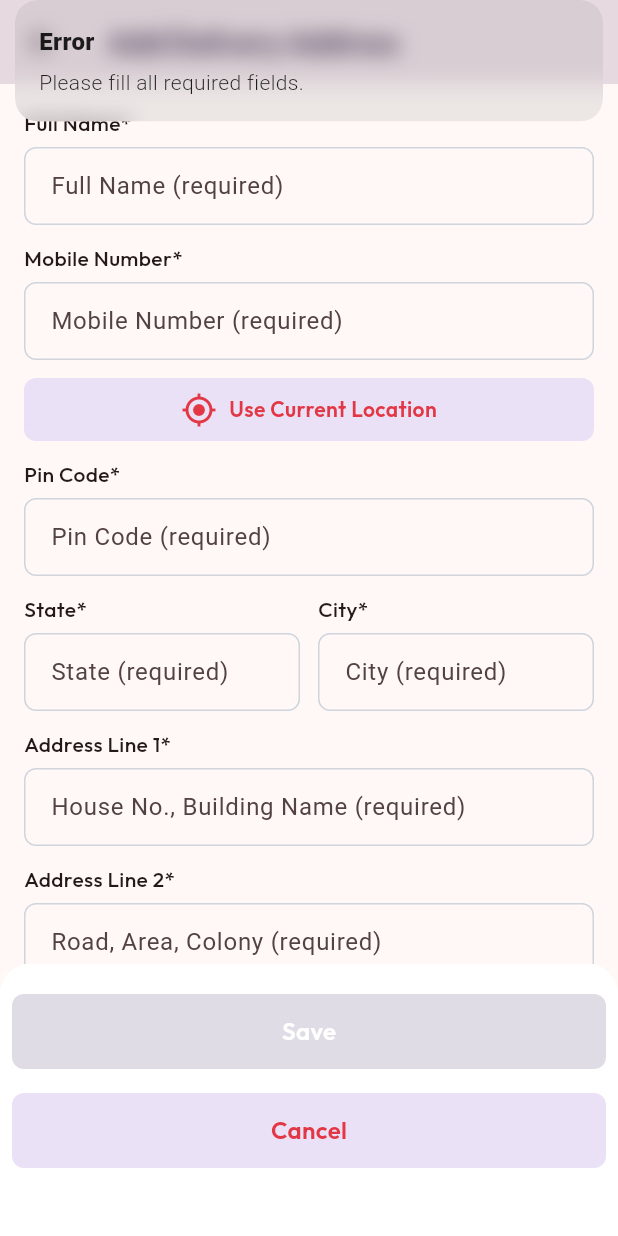
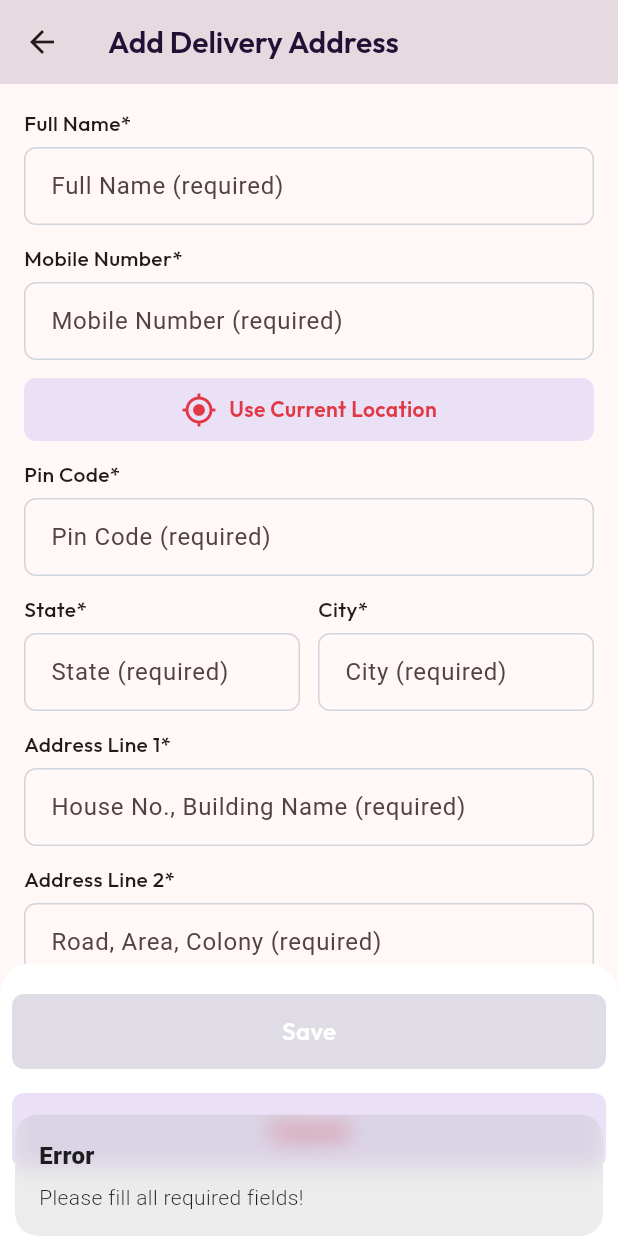
Before and after one commit to Gourav0029/The-Shawarma-Hub, a Flutter app: the AddDeliveryAddress screen opened directly, after a tap on "Save", on a phone screen of 412 x 824 dp. Run offline on Flutter 3.47's test engine with Material 3 defaults, Android fonts, the phone set to English and light mode, and no system bars; our stand-ins replace animated_splash_screen, badges, dotted_border, flutter_dotenv, geocoding, geolocator and 7 more; accounts and stored records are empty; statements that could not run were skipped.

Commit message:
bug fixed add address, address not mandatory for login, changes in address helper, modified cart page

```diff
--- a/lib/sidebar/add_address.dart
+++ b/lib/sidebar/add_address.dart
@@ -37,15 +37,79 @@ class _AddDeliveryAddressState extends State<AddDeliveryAddress> {
   }
 
   String combineAddressFields() {
-    return
-        // "${fullNameController.text}, " // Full Name
-        //     "${mobileNumberController.text}, " // Mobile Number
-        "${addressLine1Controller.text}, " // Address Line 1
-            "${addressLine2Controller.text}, " // Address Line 2
-            "${landmarkController.text.isNotEmpty ? "${landmarkController.text}, " : ""}" // Landmark (if provided)
-            "${cityController.text}, " // City
-            "${stateController.text}, " // State
-            "Pin: ${pincodeController.text}"; // Pincode
+    return "${addressLine1Controller.text}, " // Address Line 1
+        "${addressLine2Controller.text}, " // Address Line 2
+        "${landmarkController.text.isNotEmpty ? "${landmarkController.text}, " : ""}" // Landmark (if provided)
+        "${cityController.text}, " // City
+        "${stateController.text}, " // State
+        "Pin: ${pincodeController.text}"; // Pincode
+  }
+
+  Future<void> saveAddressAndNavigateBack() async {
+    if (!areAllFieldsFilled()) {
+      Get.snackbar(
+        'Error',
+        'Please fill all required fields!',
+        snackPosition: SnackPosition.BOTTOM,
+      );
+      return;
+    }
+
+    String? userId = storage.read('userId');
+    if (userId == null || userId.isEmpty) {
+      Get.snackbar(
+        'Error',
+        'User ID is not available.',
+        snackPosition: SnackPosition.BOTTOM,
+      );
+      return;
+    }
+
+    try {
+      int id = await AddressDatabaseHelper().saveAddress(
+        userId: userId,
+        fullName: fullNameController.text.trim(),
+        mobileNumber: mobileNumberController.text.trim(),
+        addressLine1: addressLine1Controller.text.trim(),
+        addressLine2: addressLine2Controller.text.trim(),
+        landmark: landmarkController.text.trim().isNotEmpty
+            ? landmarkController.text.trim()
+            : null,
+        city: cityController.text.trim(),
+        state: stateController.text.trim(),
+        pincode: pincodeController.text.trim(),
+        addressType: addressTypeSave,
+      );
+
+      if (id > 0) {
+        Get.snackbar(
+          'Success',
+          'Address saved successfully!',
+          snackPosition: SnackPosition.TOP,
+          duration: const Duration(seconds: 2),
+        );
+
+        /// Delay navigation until the snackbar is shown
+        await Future.delayed(const Duration(milliseconds: 300));
+        if (mounted) {
+          Navigator.pop(
+              context, true); // Using `Navigator.pop` for more reliability
+        }
+      } else {
+        Get.snackbar(
+          'Error',
+          'Failed to save address!',
+          snackPosition: SnackPosition.BOTTOM,
+        );
+      }
+    } catch (e) {
+      Get.snackbar(
+        'Error',
+        'An unexpected error occurred: $e',
+        snackPosition: SnackPosition.BOTTOM,
+      );
+      debugPrint('Error in saving address: $e');
+    }
   }
 
   @override
@@ -54,6 +118,7 @@ class _AddDeliveryAddressState extends State<AddDeliveryAddress> {
     double screenHeight = MediaQuery.of(context).size.height;
 
     bool allFieldsFilled = areAllFieldsFilled();
+
     return Scaffold(
       appBar: AppBar(
         elevation: 24,
@@ -199,89 +264,15 @@ class _AddDeliveryAddressState extends State<AddDeliveryAddress> {
             const SizedBox(height: 12),
             InkWell(
               onTap: () async {
-                if (allFieldsFilled) {
-                  String userId = storage.read(
-                      'userId'); // Replace with your method to fetch userId.
-
-                  int id = await AddressDatabaseHelper().saveAddress(
-                    userId: userId,
-                    fullName: fullNameController.text,
-                    mobileNumber: mobileNumberController.text,
-                    addressLine1: addressLine1Controller.text,
-                    addressLine2: addressLine2Controller.text,
-                    landmark: landmarkController.text.isNotEmpty
-                        ? landmarkController.text
-                        : null,
-                    city: cityController.text,
-                    state: stateController.text,
-                    pincode: pincodeController.text,
-                    addressType: addressTypeSave,
-                  );
-
-                  if (id > 0) {
-                    Get.snackbar('Success', 'Address saved successfully!');
-                    Get.back(); // Navigate back after saving
-                  } else {
-                    Get.snackbar('Error', 'Failed to save address!');
-                  }
-                } else {
-                  Get.snackbar('Error', 'Please fill all required fields.');
-                }
+                await saveAddressAndNavigateBack();
               },
-              child: Container(
-                width: screenWidth,
-                height: 50,
-                padding: const EdgeInsets.all(8),
-                margin: const EdgeInsets.symmetric(vertical: 8, horizontal: 8),
-                decoration: BoxDecoration(
-                  borderRadius: BorderRadius.circular(8),
-                  gradient: allFieldsFilled
-                      ? const LinearGradient(
-                          begin: Alignment.topCenter,
-                          end: Alignment.bottomCenter,
-                          colors: [Color(0xFFCB202D), Color(0xFFE23744)])
-                      : const LinearGradient(
-                          begin: Alignment.topCenter,
-                          end: Alignment.bottomCenter,
-                          colors: [Color(0xFFE0DCE5), Color(0xFFE0DCE5)],
-                        ),
-                ),
-                child: Center(
-                  child: Text(
-                    'Save',
-                    style: GoogleFonts.outfit(
-                      fontSize: 16,
-                      color: const Color(0xFFFFFFFF),
-                      fontWeight: FontWeight.w600,
-                    ),
-                  ),
-                ),
-              ),
+              child: SaveButton(allFieldsFilled: allFieldsFilled),
             ),
             InkWell(
               onTap: () {
-                // Handle onTap action
                 cancelButtonDialog();
               },
-              child: Container(
-                width: screenWidth,
-                height: 50,
-                padding: const EdgeInsets.all(8),
-                margin: const EdgeInsets.symmetric(vertical: 8, horizontal: 8),
-                decoration: BoxDecoration(
-                    borderRadius: BorderRadius.circular(8),
-                    color: const Color(0xFFEAE1F7)),
-                child: Center(
-                  child: Text(
-                    'Cancel',
-                    style: GoogleFonts.outfit(
-                      fontSize: 16,
-                      color: const Color(0xFFE23744),
-                      fontWeight: FontWeight.w600,
-                    ),
-                  ),
-                ),
-              ),
+              child: CancelButton(screenWidth: screenWidth),
             ),
           ],
         ),
@@ -344,7 +335,7 @@ class _AddDeliveryAddressState extends State<AddDeliveryAddress> {
             actions: <Widget>[
               TextButton(
                 onPressed: () {
-                  Navigator.of(context).pop(); // Close the dialog
+                  Navigator.of(context).pop();
                 },
                 child: const Text('Cancel'),
               ),
@@ -359,6 +350,82 @@ class _AddDeliveryAddressState extends State<AddDeliveryAddress> {
             ],
           );
         });
+  }
+}
+
+class SaveButton extends StatelessWidget {
+  const SaveButton({
+    super.key,
+    required this.allFieldsFilled,
+  });
+
+  final bool allFieldsFilled;
+
+  @override
+  Widget build(BuildContext context) {
+    double screenWidth = MediaQuery.of(context).size.width;
+
+    return Container(
+      width: screenWidth,
+      height: 50,
+      padding: const EdgeInsets.all(8),
+      margin: const EdgeInsets.symmetric(vertical: 8, horizontal: 8),
+      decoration: BoxDecoration(
+        borderRadius: BorderRadius.circular(8),
+        gradient: allFieldsFilled
+            ? const LinearGradient(
+                begin: Alignment.topCenter,
+                end: Alignment.bottomCenter,
+                colors: [Color(0xFFCB202D), Color(0xFFE23744)])
+            : const LinearGradient(
+                begin: Alignment.topCenter,
+                end: Alignment.bottomCenter,
+                colors: [Color(0xFFE0DCE5), Color(0xFFE0DCE5)],
+              ),
+      ),
+      child: Center(
+        child: Text(
+          'Save',
+          style: GoogleFonts.outfit(
+            fontSize: 16,
+            color: const Color(0xFFFFFFFF),
+            fontWeight: FontWeight.w600,
+          ),
+        ),
+      ),
+    );
+  }
+}
+
+class CancelButton extends StatelessWidget {
+  const CancelButton({
+    super.key,
+    required this.screenWidth,
+  });
+
+  final double screenWidth;
+
+  @override
+  Widget build(BuildContext context) {
+    return Container(
+      width: screenWidth,
+      height: 50,
+      padding: const EdgeInsets.all(8),
+      margin: const EdgeInsets.symmetric(vertical: 8, horizontal: 8),
+      decoration: BoxDecoration(
+          borderRadius: BorderRadius.circular(8),
+          color: const Color(0xFFEAE1F7)),
+      child: Center(
+        child: Text(
+          'Cancel',
+          style: GoogleFonts.outfit(
+            fontSize: 16,
+            color: const Color(0xFFE23744),
+            fontWeight: FontWeight.w600,
+          ),
+        ),
+      ),
+    );
   }
 }
 
```
Also changed, not shown: lib/helper/address_db_helper.dart (+35 -3 lines), lib/main_app/cart.dart (+43 -16 lines), lib/main_app/order_completion.dart (+26 -29 lines).
